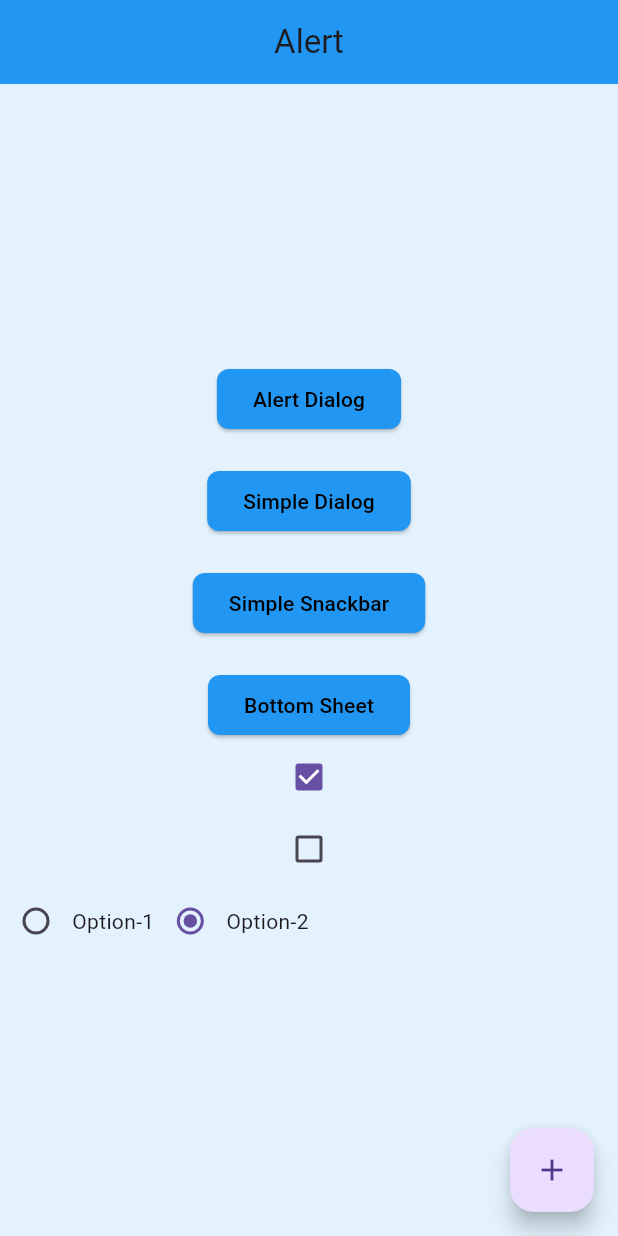
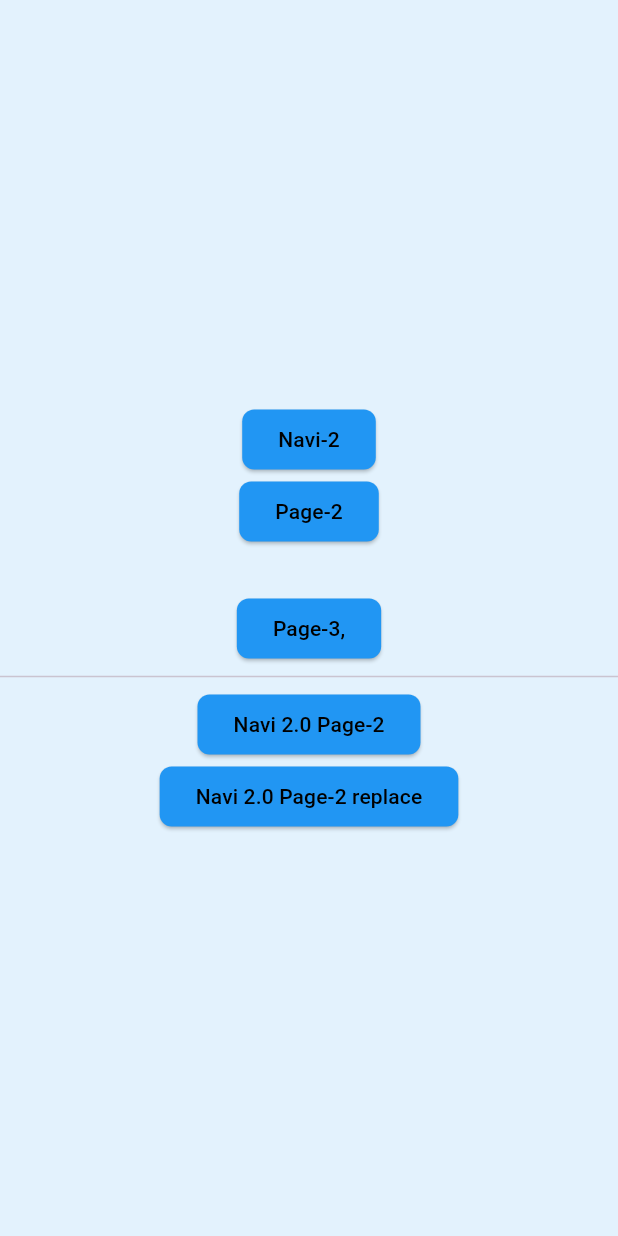
Before and after one commit to taufiqurSabbir/flutter_15, a Flutter app: the screen it shows after launch, on a phone screen of 412 x 824 dp. Run offline on Flutter 3.47's test engine with Material 3 defaults, Android fonts, the phone set to English and light mode, and no system bars; our stand-ins replace flutter_screenutil.

Commit message:
module_12_class_1

```diff
--- a/lib/app.dart
+++ b/lib/app.dart
@@ -5,6 +5,9 @@ import 'package:flutter_15/module_11/GridV.dart';
 import 'package:flutter_15/module_11/class_1.dart';
 import 'package:flutter_15/module_11/class_2.dart';
 import 'package:flutter_15/module_11/class_3.dart';
+import 'package:flutter_15/module_12/navi/page-1.dart';
+import 'package:flutter_15/module_12/navi/page2.dart';
+import 'package:flutter_15/module_12/navi/page3.dart';
 import 'package:flutter_screenutil/flutter_screenutil.dart';
 import 'home.dart';
 import 'module_10/class_3.dart';
@@ -23,6 +26,18 @@ class MyApp extends StatelessWidget {
     builder: (_ , child) {
 
       return MaterialApp(
+
+        routes: {
+          '/':(context) =>  Class3(),
+          '/class1':(context) =>  Module11Class1(),
+          '/class2':(context) =>  Module11Class2(),
+          '/class3':(context) =>  Alert(),
+          '/page1':(context) =>  Page1(),
+          '/page2':(context) =>  Page2(name: '',),
+          '/page3':(context) =>  Page3(),
+        },
+        initialRoute: '/page1',
+
         theme: ThemeData(
             brightness: Brightness.light,
             primaryColor: Colors.deepPurple,
@@ -60,7 +75,7 @@ class MyApp extends StatelessWidget {
 
         debugShowCheckedModeBanner: false,
         title: 'Flutter 15',
-        home: Alert(),
+
       );
 
 
--- /dev/null
+++ b/lib/module_12/navi/page-1.dart
@@ -0,0 +1,46 @@
+import 'package:flutter/material.dart';
+import 'package:flutter_15/module_12/navi/page2.dart';
+
+class Page1 extends StatelessWidget {
+  const Page1({super.key});
+
+  @override
+  Widget build(BuildContext context) {
+    return Scaffold(
+      body: Center(
+        child: Column(
+          mainAxisAlignment: MainAxisAlignment.center,
+          children: [
+            ElevatedButton(onPressed: (){
+              Navigator.pushReplacement(context, MaterialPageRoute(builder: (context)=>Page2(name: 'Taufiq')));
+            }, child: Text('Navi-2')),
+
+
+            ElevatedButton(onPressed: (){
+
+              Navigator.push(context, MaterialPageRoute(builder: (context)=>Page2(name: 'Taufiq',)));
+
+
+            }, child: Text('Page-2')),
+            SizedBox(height: 30,),
+            ElevatedButton(onPressed: (){}, child: Text('Page-3,')),
+            Divider(),
+
+            ElevatedButton(onPressed: (){
+              Navigator.pushNamed(context, '/page2');
+
+
+            }, child: Text('Navi 2.0 Page-2')),
+
+
+            ElevatedButton(onPressed: (){
+              Navigator.pushNamedAndRemoveUntil(context, '/page2',(route) => false);
+
+
+            }, child: Text('Navi 2.0 Page-2 replace'))
+          ],
+        ),
+      ),
+    );
+  }
+}
```
Also changed, not shown: lib/module_12/navi/page2.dart (added, +35 -0 lines), lib/module_12/navi/page3.dart (added, +27 -0 lines).
